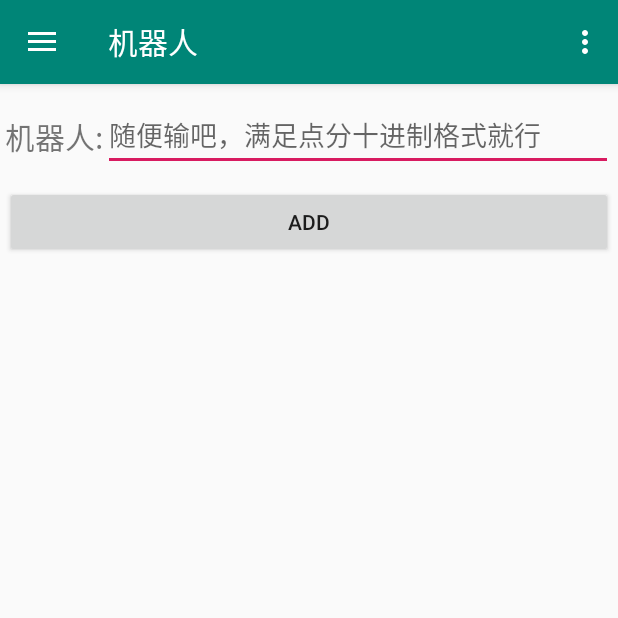
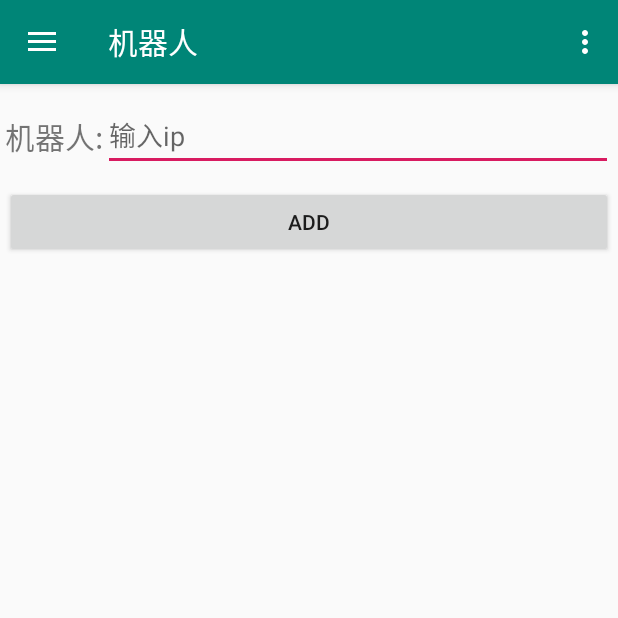
Before and after one commit to sebuaa2020/Team107, an Android app: the screen it shows after launch (MainActivity), in the side drawer, after a tap on "机器人", on a phone screen of 412 x 824 dp, the top half of it. Run offline under Robolectric (Android 15) with nearby library versions, the phone set to English and light mode, and no system bars; our stand-ins replace navigation-ui.

Commit message:
android解决服务器连接bug

```diff
--- a/Android Part/appforros/app/build.gradle
+++ b/Android Part/appforros/app/build.gradle
@@ -32,5 +32,5 @@ dependencies {
     testImplementation 'junit:junit:4.12'
     androidTestImplementation 'androidx.test.ext:junit:1.1.0'
     androidTestImplementation 'androidx.test.espresso:espresso-core:3.1.1'
-    implementation "org.java-websocket:Java-WebSocket:1.3.8"
+    compile "org.java-websocket:Java-WebSocket:1.3.8"
 }
--- a/Android Part/appforros/app/src/main/java/com/example/appforros/Robot.java
+++ b/Android Part/appforros/app/src/main/java/com/example/appforros/Robot.java
@@ -19,7 +19,7 @@ public class Robot {
     private long robot_ip;
     private String form_ip;
     private Socket socket;
-    private String uri = "ws://134.175.14.15：8080/demo/websocket/1";
+    private String uri = "ws://134.175.14.15:8080/demo/websocket/1";
     private String recvMsg = null;
     private WebClient webClient;
     private Context context;
@@ -34,6 +34,7 @@ public class Robot {
         this.robot_ip = robot_ip;
         this.context = context;
         try {
+            System.out.println("opentest");
             webClient = new WebClient(new URI(uri), context);
         } catch (URISyntaxException e) {
             e.printStackTrace();
@@ -125,6 +126,7 @@ public class Robot {
 
     private void sendMessage(String Msg) {
         webClient.send(Msg);
+        System.out.println("send" + Msg);
     }
 
 }
--- a/Android Part/appforros/app/src/main/res/layout/fragment_robot.xml
+++ b/Android Part/appforros/app/src/main/res/layout/fragment_robot.xml
@@ -24,7 +24,7 @@
             android:id="@+id/robot_ip"
             android:layout_width="match_parent"
             android:layout_height="match_parent"
-            android:hint="随便输吧，满足点分十进制格式就行"/>
+            android:hint="输入ip"/>
 
 
     </LinearLayout>
```
Also changed, not shown: 2 other files.
